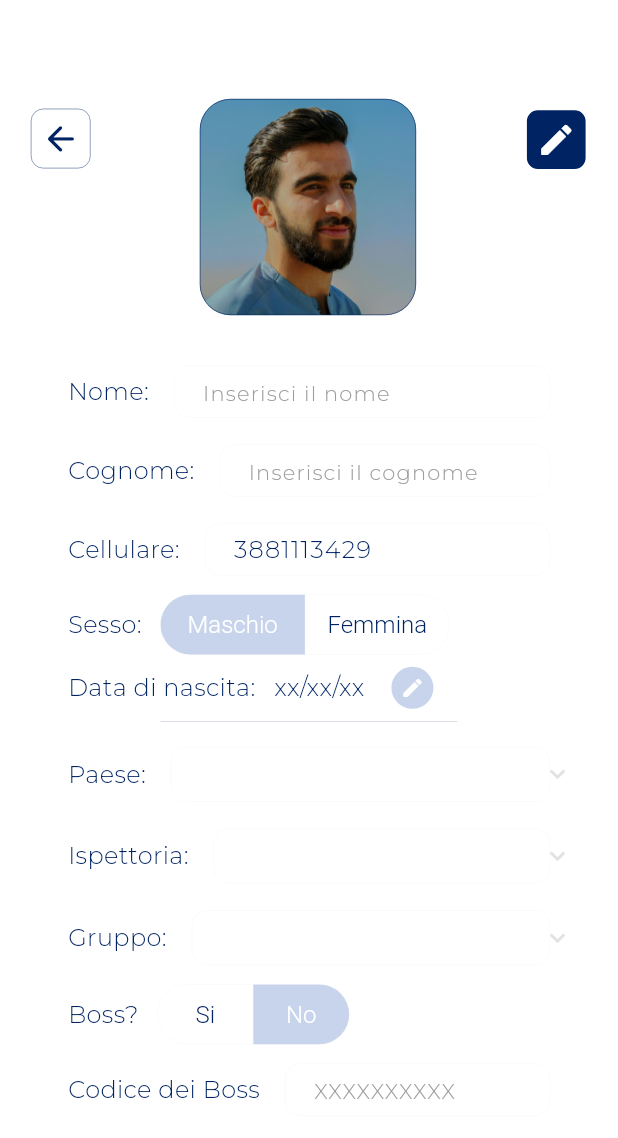
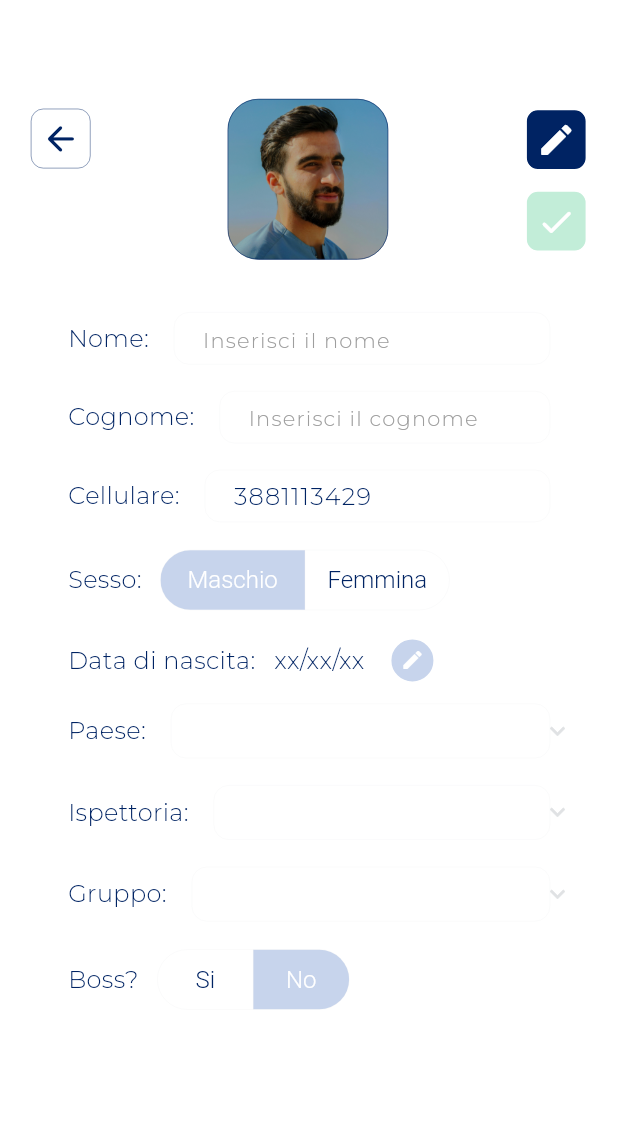
Before and after one commit to Geremia98/MGSApp, a Flutter app: the PersonalScreen screen opened directly, on a phone screen of 412 x 824 dp. Shown: the top 1138 px of the screen. Run offline on Flutter 3.47's test engine with Material 3 defaults, Android fonts, the phone set to English and light mode, and no system bars; our stand-ins replace cloud_firestore, dotted_border, firebase_auth, firebase_core, firebase_storage, image_cropper and 3 more; missing offline and left inert: dart:ffi; accounts and stored records are empty; project files that could hold a hidden picture were left out.

Commit message:
PersScreen almost finita

```diff
--- a/lib/main.dart
+++ b/lib/main.dart
@@ -2,7 +2,7 @@ import 'package:firebase_core/firebase_core.dart';
 import 'package:flutter/services.dart';
 import 'package:flutter_localizations/flutter_localizations.dart';
 import 'package:flutter/material.dart';
-import 'package:mgs_app2/utilities/theme_colors.dart';
+import 'package:mgs_app2/utilities/my_theme_data.dart';
 import 'package:mgs_app2/wrapper.dart';
 import 'package:provider/provider.dart';
 
--- a/lib/screens/main_screens/all_events_screen.dart
+++ b/lib/screens/main_screens/all_events_screen.dart
@@ -1,6 +1,6 @@
 import 'package:flutter/material.dart';
 import 'package:mgs_app2/utilities/app_config.dart';
-import 'package:mgs_app2/utilities/theme_colors.dart';
+import 'package:mgs_app2/utilities/my_theme_data.dart';
 
 class AllEventsScreen extends StatefulWidget {
   final String titolo;
--- a/lib/screens/main_screens/personal_screen.dart
+++ b/lib/screens/main_screens/personal_screen.dart
@@ -9,10 +9,13 @@ import 'package:mgs_app2/screens/login_screens/registration_controller.dart';
 import 'package:mgs_app2/utilities/app_config.dart';
 import 'package:mgs_app2/utilities/constants_dimensions.dart';
 import 'package:mgs_app2/utilities/constants_strings.dart';
+import 'package:mgs_app2/utilities/my_colors.dart';
 import 'package:mgs_app2/widgets/buttons.dart';
 import 'package:mgs_app2/widgets/home_page_widgets/my_profile_pic.dart';
+import 'package:mgs_app2/widgets/personal_page_widgets/my_squared_icon_button.dart';
 import 'package:mgs_app2/widgets/personal_page_widgets/selector_for_personal_screen.dart';
 import 'package:mgs_app2/widgets/personal_page_widgets/text_form_field_for_personal_screen.dart';
+
 import 'package:mgs_app2/widgets/registration_screens_widgets/my_date_picker.dart';
 import 'package:mgs_app2/widgets/registration_screens_widgets/my_segmented_button.dart';
 
@@ -39,12 +42,23 @@ class PersonalScreenState extends State<PersonalScreen> {
     controller.setCountry(UserModel.country);
     controller.setIspettoria(UserModel.ispettoria);
     controller.setGroup(UserModel.group);
+    controller.setBossCode(UserModel.bossCode);
 
-    _selectedBoss = {controller.bossCode.isNotEmpty};
-    _selectedUserGender = {controller.gender};
+    _selectedBoss = {UserModel.bossCode.isNotEmpty};
+    _selectedUserGender = {UserModel.gender};
     _isModifyOptionEnable = false;
-    print(controller.birthDate);
     super.initState();
+  }
+
+  void updateUserInfo() {
+    UserModel.name = controller.name;
+    UserModel.surname = controller.surname;
+    UserModel.gender = _selectedUserGender.first;
+    UserModel.birth = controller.birthDate;
+    UserModel.country = controller.country;
+    UserModel.ispettoria = controller.ispettoria;
+    UserModel.group = controller.group;
+    UserModel.bossCode = controller.bossCode;
   }
 
   @override
@@ -80,42 +94,42 @@ class PersonalScreenState extends State<PersonalScreen> {
                       borderRadius: personalePageProfilePicBorderRadius,
                       borderThickness: personaPageProfilePicBorderThickness,
                       dimension: personalPageProfilePicDimension),
-                  Container(
-                    margin: EdgeInsets.symmetric(
-                        vertical: appConfig.getHeight() * 0.8),
-                    child: GestureDetector(
+                  Column(
+                    children: [
+                      MySquaredIconButton(
+                        activeColor: appConfig.getTheme().primaryColor,
+                        disabledColor: appConfig.getTheme().splashColor,
+                        icon: Icons.edit_rounded,
+                        isEnable: !_isModifyOptionEnable,
                         onTap: () {
                           setState(() {
-                          _isModifyOptionEnable = true;
+                            _isModifyOptionEnable = !_isModifyOptionEnable;
                           });
                         },
-                      child: Container(
-                        padding: EdgeInsets.all(appConfig.getWidth() * 1.5),
-                        decoration: BoxDecoration(
-                            color: appConfig.getTheme().primaryColor,
-                            borderRadius: BorderRadius.circular(
-                                appConfig.getWidth() * 2), // Bordi arrotondati
-                            border: Border.all(
-                                color: appConfig
-                                    .getTheme()
-                                    .scaffoldBackgroundColor)),
-                        child: Icon(
-                          size: appConfig.getWidth() * 6.5,
-                          Icons.edit_rounded,
-                          color: appConfig
-                              .getTheme()
-                              .scaffoldBackgroundColor, // Dimensione dell'icona
                       ),
-                      ),
-                    ),
+                      MySquaredIconButton(
+                          activeColor: Theme.of(context)
+                              .extension<CustomColors>()!
+                              .enabledCheckSquaredButton,
+                          disabledColor: Theme.of(context)
+                              .extension<CustomColors>()!
+                              .disabledCheckSquaredButton,
+                          icon: Icons.check_rounded,
+                          isEnable: _isModifyOptionEnable,
+                          onTap: () {
+                            setState(() {
+                              updateUserInfo();
+                              _isModifyOptionEnable = !_isModifyOptionEnable;
+                            });
+                          })
+                    ],
                   )
                 ],
               ),
             ),
             Padding(
               padding: EdgeInsets.symmetric(
-                horizontal:
-                    appConfig.getWidth() * paddingForPersonalPageLables,
+                horizontal: appConfig.getWidth() * paddingForPersonalPageLables,
               ),
               child: Column(
                 mainAxisAlignment: MainAxisAlignment.spaceEvenly,
@@ -126,8 +140,11 @@ class PersonalScreenState extends State<PersonalScreen> {
                     hintText: 'Inserisci il nome',
                     labelText: 'Nome: ',
                     maxLength: 30,
-              initialValue: UserModel.name,
+                    initialValue: controller.name,
                     enabled: _isModifyOptionEnable,
+                    onChanged: (value) {
+                      controller.setName(value);
+                    },
                   ),
                   buildMyTextFormField(
                     appConfig,
@@ -135,8 +152,11 @@ class PersonalScreenState extends State<PersonalScreen> {
                     hintText: 'Inserisci il cognome',
                     labelText: 'Cognome: ',
                     maxLength: 30,
-              initialValue: UserModel.surname,
+                    initialValue: controller.surname,
                     enabled: _isModifyOptionEnable,
+                    onChanged: (value) {
+                      controller.setSurname(value);
+                    },
                   ),
                   buildMyTextFormField(
                     appConfig,
@@ -155,14 +175,14 @@ class PersonalScreenState extends State<PersonalScreen> {
                         setState(() {
                           _selectedUserGender = value;
                         });
-                  print(_selectedUserGender.toString());
                       },
                       title: 'Sesso: ',
                       leftValue: UserGender.male,
                       rightValue: UserGender.female,
-                isEnable: _isModifyOptionEnable
+                      isEnable: _isModifyOptionEnable),
+                  SizedBox(
+                    height: appConfig.getHeight() * 0.5,
                   ),
-            SizedBox(height: appConfig.getHeight()*0.5,),
                   MyDatePicker(
                     title: 'Data di nascita: ',
                     birthday: controller.birthDate,
@@ -179,36 +199,27 @@ class PersonalScreenState extends State<PersonalScreen> {
                       }
                     },
                   ),
-            Divider(
-              indent: appConfig.getWidth() * 15,
-              endIndent: appConfig.getWidth() * 15,
-              height: appConfig.getHeight() * 2,
-              color: appConfig.getTheme().primaryColor,
-              thickness: personaPageProfilePicBorderThickness,
-            ),
                   SelectorForPersonalScreen(
                       isEnable: _isModifyOptionEnable,
                       constantDropDownCountryList,
                       controller.country,
                       onValueChange: (String value) =>
                           controller.setCountry(value),
-                title: 'Paese: '
-            ),
+                      title: 'Paese: '),
                   SelectorForPersonalScreen(
                       isEnable: _isModifyOptionEnable,
                       constantDropDownIspettoriaList,
                       controller.ispettoria,
                       onValueChange: (String value) =>
                           {controller.setIspettoria(value)},
-                title: 'Ispettoria: '
-            ),
+                      title: 'Ispettoria: '),
                   SelectorForPersonalScreen(
                       isEnable: _isModifyOptionEnable,
                       constantDropDownGroupList,
                       controller.group,
-                onValueChange: (String value) => controller.setGroup(value),
-                title: 'Gruppo: '
-            ),
+                      onValueChange: (String value) =>
+                          controller.setGroup(value),
+                      title: 'Gruppo: '),
                   MySegmentedButton(
                       isEnable: _isModifyOptionEnable,
                       leftString: 'Si',
@@ -220,20 +231,23 @@ class PersonalScreenState extends State<PersonalScreen> {
                         setState(() {
                           _selectedBoss = value;
                         });
-                  print(_selectedBoss.toString());
                       },
-                title: 'Boss? '
-            ),
-            buildMyTextFormField(
+                      title: 'Boss? '),
+                  controller.bossCode.isNotEmpty || _selectedBoss.first == true
+                      ? buildMyTextFormField(
+                          obscureText: true,
                           appConfig,
+                          onChanged: (value) {
+                            controller.setBossCode(value);
+                          },
                           textCapitalization: TextCapitalization.sentences,
-              hintText: 'XXXXXXXXXX',
-              labelText: 'Codice dei Boss ',
+                          hintText: '',
+                          labelText: 'Codice del Boss: ',
                           maxLength: 30,
-              initialValue: '',
+                          initialValue: controller.bossCode,
                           enabled: _isModifyOptionEnable,
-            ),
-
+                        )
+                      : const SizedBox()
                 ],
               ),
             ),
--- a/lib/utilities/constants_dimensions.dart
+++ b/lib/utilities/constants_dimensions.dart
@@ -20,7 +20,7 @@ const double homeScreenProfilePicBorderRadius = 2.5;
 
 //PersonalPage
 const double personaPageProfilePicBorderThickness = 0.1;
-const double personalPageProfilePicDimension = 35;
+const double personalPageProfilePicDimension = 26;
 const double personalePageProfilePicBorderRadius = 5;
 const double buttonsAndTextFieldsThickness = 0.1;
 const double borderThicknessWhenOnFocus = 0.4;
--- /dev/null
+++ b/lib/utilities/my_colors.dart
@@ -0,0 +1,39 @@
+import 'package:flutter/material.dart';
+
+@immutable
+class CustomColors extends ThemeExtension<CustomColors> {
+  final Color enabledCheckSquaredButton;
+  final Color disabledCheckSquaredButton;
+
+  const CustomColors({
+    required this.enabledCheckSquaredButton,
+    required this.disabledCheckSquaredButton,
+  });
+
+  @override
+  CustomColors copyWith({Color? coloreMio1, Color? coloreMio2}) {
+    return CustomColors(
+      enabledCheckSquaredButton: coloreMio1 ?? this.enabledCheckSquaredButton,
+      disabledCheckSquaredButton: coloreMio2 ?? this.disabledCheckSquaredButton,
+    );
+  }
+
+  @override
+  CustomColors lerp(ThemeExtension<CustomColors>? other, double t) {
+    if (other is! CustomColors) return this;
+    return CustomColors(
+      enabledCheckSquaredButton: Color.lerp(enabledCheckSquaredButton, other.enabledCheckSquaredButton, t)!,
+      disabledCheckSquaredButton: Color.lerp(disabledCheckSquaredButton, other.disabledCheckSquaredButton, t)!,
+    );
+  }
+
+  static const light = CustomColors(
+    enabledCheckSquaredButton: Color.fromARGB(255, 45, 230, 141),
+    disabledCheckSquaredButton: Color.fromARGB(255, 194, 237, 216),
+  );
+
+  static const dark = CustomColors(
+    enabledCheckSquaredButton: Color.fromARGB(255, 133, 251, 194),
+    disabledCheckSquaredButton: Color.fromARGB(255, 134, 165, 150),
+  );
+}
--- a/lib/utilities/theme_colors.dart
+++ b/lib/utilities/my_theme_data.dart
@@ -1,7 +1,16 @@
 import 'package:flutter/material.dart';
 import 'package:mgs_app2/utilities/app_config.dart';
+import 'package:mgs_app2/utilities/my_colors.dart';
+
+
+ThemeData getDarkTheme() => _darkTheme;
+ThemeData getLightTheme() => _lightTheme;
 
 final ThemeData _lightTheme = ThemeData(
+
+  extensions: const <ThemeExtension<dynamic>>[
+      CustomColors.light,
+    ],
 
   fontFamily: 'Montserrat',
   iconTheme: const IconThemeData(
@@ -59,6 +68,10 @@ final ThemeData _lightTheme = ThemeData(
 
 final ThemeData _darkTheme = ThemeData(
 
+  extensions: const <ThemeExtension<dynamic>>[
+      CustomColors.dark,
+    ],
+
   fontFamily: 'Montserrat',
   iconTheme: const IconThemeData(
     color: Color.fromARGB(255, 239, 245, 255),
@@ -104,64 +117,6 @@ final ThemeData _darkTheme = ThemeData(
 
 
 
-
-
-
-
-
-
-
-
-
-
-
-
-
-
-
-
-
-
-
-
-
-
-
-
-
-
-
-
-
-
-
-
-
-
-
-
-
-
-
-
-
-
-
-
-
-
-
-
-
-
-
-
-ThemeData getDarkTheme() => _darkTheme;
-ThemeData getLightTheme() => _lightTheme;
-
-
-
-
 Border getCustomBorder({
     double width = 1.0,
     AppConfig? appConfig,
--- a/lib/utilities/utils.dart
+++ b/lib/utilities/utils.dart
@@ -40,6 +40,12 @@ String formatTimeFromDateTime(DateTime dateTime) {
           ? '${dateTime.hour} : 0${dateTime.minute}'
           : '${dateTime.hour} : ${dateTime.minute}';
 }
+
+String obscureExceptLast(String text, {int visible = 2, String mask = '*'}) {
+  if (text.length <= visible) return text;
+  return mask * (text.length - visible) + text.substring(text.length - visible);
+}
+
 
 Widget buildAddNewImageButton(
     BuildContext context, double width, double raggio, double height) {
--- a/lib/widgets/back_button_app_bar.dart
+++ b/lib/widgets/back_button_app_bar.dart
@@ -1,7 +1,7 @@
 import 'package:flutter/material.dart';
 import 'package:mgs_app2/utilities/app_config.dart';
 import 'package:mgs_app2/utilities/constants_dimensions.dart';
-import 'package:mgs_app2/utilities/theme_colors.dart';
+import 'package:mgs_app2/utilities/my_theme_data.dart';
 
 class BackButtonAppBar extends StatelessWidget {
   const BackButtonAppBar({
--- a/lib/widgets/buttons.dart
+++ b/lib/widgets/buttons.dart
@@ -1,7 +1,7 @@
 import 'package:flutter/cupertino.dart';
 import 'package:flutter/material.dart';
 import 'package:mgs_app2/utilities/app_config.dart';
-import 'package:mgs_app2/utilities/theme_colors.dart';
+import 'package:mgs_app2/utilities/my_theme_data.dart';
 
 class GoBackButton extends StatelessWidget {
   const GoBackButton({
--- a/lib/widgets/home_page_widgets/eventi_mese_reminder.dart
+++ b/lib/widgets/home_page_widgets/eventi_mese_reminder.dart
@@ -1,7 +1,7 @@
 import 'package:flutter/material.dart';
 import 'package:mgs_app2/utilities/app_config.dart';
 import 'package:mgs_app2/utilities/constants_dimensions.dart';
-import 'package:mgs_app2/utilities/theme_colors.dart';
+import 'package:mgs_app2/utilities/my_theme_data.dart';
 
 class EventiDelMeseReminder extends StatelessWidget {
   const EventiDelMeseReminder({
--- a/lib/widgets/home_page_widgets/home_screen_drawer.dart
+++ b/lib/widgets/home_page_widgets/home_screen_drawer.dart
@@ -6,7 +6,7 @@ import 'package:mgs_app2/screens/main_screens/faq_screen.dart';
 import 'package:mgs_app2/screens/main_screens/personal_screen.dart';
 import 'package:mgs_app2/services/firebase/auth.dart';
 import 'package:mgs_app2/utilities/app_config.dart';
-import 'package:mgs_app2/utilities/theme_colors.dart';
+import 'package:mgs_app2/utilities/my_theme_data.dart';
 import 'package:mgs_app2/wrapper.dart';
 
 class HomePageDrawer extends StatelessWidget {
--- a/lib/widgets/home_page_widgets/my_consigliati_card.dart
+++ b/lib/widgets/home_page_widgets/my_consigliati_card.dart
@@ -3,7 +3,7 @@ import 'package:mgs_app2/models/event_model.dart';
 import 'package:mgs_app2/screens/main_screens/event_screen.dart';
 import 'package:mgs_app2/utilities/app_config.dart';
 import 'package:mgs_app2/utilities/constants_dimensions.dart';
-import 'package:mgs_app2/utilities/theme_colors.dart';
+import 'package:mgs_app2/utilities/my_theme_data.dart';
 import 'package:mgs_app2/utilities/utils.dart';
 
 class MyConsigliatiCard extends StatelessWidget {
--- a/lib/widgets/home_page_widgets/my_events_card.dart
+++ b/lib/widgets/home_page_widgets/my_events_card.dart
@@ -3,7 +3,7 @@ import 'package:mgs_app2/models/event_model.dart';
 import 'package:mgs_app2/screens/main_screens/event_screen.dart';
 import 'package:mgs_app2/utilities/app_config.dart';
 import 'package:mgs_app2/utilities/constants_dimensions.dart';
-import 'package:mgs_app2/utilities/theme_colors.dart';
+import 'package:mgs_app2/utilities/my_theme_data.dart';
 import 'package:mgs_app2/utilities/utils.dart';
 
 
--- a/lib/widgets/home_page_widgets/my_personal_home_raw.dart
+++ b/lib/widgets/home_page_widgets/my_personal_home_raw.dart
@@ -2,7 +2,7 @@ import 'package:flutter/material.dart';
 import 'package:mgs_app2/screens/main_screens/all_events_screen.dart';
 import 'package:mgs_app2/utilities/app_config.dart';
 import 'package:mgs_app2/utilities/constants_dimensions.dart';
-import 'package:mgs_app2/utilities/theme_colors.dart';
+import 'package:mgs_app2/utilities/my_theme_data.dart';
 
 class MyPersonalHomeRow extends StatelessWidget {
   const MyPersonalHomeRow({
--- a/lib/widgets/home_page_widgets/sort_of_app_bar.dart
+++ b/lib/widgets/home_page_widgets/sort_of_app_bar.dart
@@ -2,7 +2,7 @@ import 'package:flutter/material.dart';
 import 'package:mgs_app2/screens/main_screens/personal_screen.dart';
 import 'package:mgs_app2/utilities/app_config.dart';
 import 'package:mgs_app2/utilities/constants_dimensions.dart';
-import 'package:mgs_app2/utilities/theme_colors.dart';
+import 'package:mgs_app2/utilities/my_theme_data.dart';
 import 'package:mgs_app2/widgets/home_page_widgets/my_profile_pic.dart';
 
 class SortOfAppBar extends StatelessWidget {
--- /dev/null
+++ b/lib/widgets/personal_page_widgets/my_squared_icon_button.dart
@@ -0,0 +1,45 @@
+import 'package:flutter/material.dart';
+import 'package:mgs_app2/utilities/app_config.dart';
+
+class MySquaredIconButton extends StatelessWidget {
+  final bool isEnable;
+  final IconData icon;
+  final Color activeColor;
+  final Color disabledColor;
+  final void Function() onTap;
+
+  const MySquaredIconButton(
+      {required this.activeColor,
+      required this.disabledColor,
+      required this.icon,
+      required this.isEnable,
+      required this.onTap,
+      super.key});
+
+  @override
+  Widget build(BuildContext context) {
+    AppConfig _appConfig = AppConfig(context);
+    return Container(
+      margin: EdgeInsets.symmetric(vertical: _appConfig.getHeight() * 0.8),
+      child: GestureDetector(
+        onTap: isEnable ? onTap : null,
+        child: Container(
+          padding: EdgeInsets.all(_appConfig.getWidth() * 1.5),
+          decoration: BoxDecoration(
+              color: isEnable ? activeColor : disabledColor,
+              borderRadius: BorderRadius.circular(
+                  _appConfig.getWidth() * 2), // Bordi arrotondati
+              border: Border.all(
+                  color: _appConfig.getTheme().scaffoldBackgroundColor)),
+          child: Icon(
+            size: _appConfig.getWidth() * 6.5,
+            icon,
+            color: _appConfig
+                .getTheme()
+                .scaffoldBackgroundColor, // Dimensione dell'icona
+          ),
+        ),
+      ),
+    );
+  }
+}
--- a/lib/widgets/registration_screens_widgets/my_date_picker.dart
+++ b/lib/widgets/registration_screens_widgets/my_date_picker.dart
@@ -3,7 +3,7 @@ import 'package:mgs_app2/utilities/app_config.dart';
 import 'package:mgs_app2/utilities/constants_dimensions.dart';
 import 'package:mgs_app2/utilities/utils.dart';
 
-class MyDatePicker extends StatefulWidget {
+class MyDatePicker extends StatelessWidget {
   final DateTime? birthday;
   final String title;
   final bool isEnable;
@@ -17,61 +17,52 @@ class MyDatePicker extends StatefulWidget {
       super.key});
 
   @override
-  State<MyDatePicker> createState() => _MyDatePickerState();
-}
-
-class _MyDatePickerState extends State<MyDatePicker> {
-  late AppConfig _appConfig;
-
-  @override
-  void initState() {
-    super.initState();
-  }
-
-  @override
   Widget build(BuildContext context) {
-    _appConfig = AppConfig(context);
-    return Row(
+    AppConfig appConfig = AppConfig(context);
+    return Padding(
+      padding: EdgeInsets.symmetric(vertical: appConfig.getHeight()*0.7),
+      child: Row(
         children: [
           Text(
-          widget.title,
+            title,
             style: TextStyle(
               fontSize: fontSizeLables,
-            color: _appConfig.getTheme().primaryColor,
+              color: appConfig.getTheme().primaryColor,
               fontWeight: fontWeightLabels,
             ),
           ),
           SizedBox(width: 8),
           Text(
-          formatDateFromDateTime(widget.birthday),
+            formatDateFromDateTime(birthday),
             style: TextStyle(
               fontSize: fontSizeTextAndFormField,
-            color: _appConfig.getTheme().primaryColor,
+              color: appConfig.getTheme().primaryColor,
             ),
           ),
           SizedBox(width: 18),
           GestureDetector(
-          onTap: widget.onPressed,
+            onTap: onPressed,
             child: Container(
               padding: EdgeInsets.all(5),
               decoration: BoxDecoration(
-                color: widget.isEnable ? _appConfig.getTheme().primaryColor : _appConfig.getTheme().splashColor,
+                  color: isEnable ? appConfig.getTheme().primaryColor : appConfig.getTheme().splashColor,
                   borderRadius: BorderRadius.circular(
-                    _appConfig.getWidth() * 5), // Bordi arrotondati
+                      appConfig.getWidth() * 5), // Bordi arrotondati
                   border: Border.all(
                     width: 1,
-                  color: widget.isEnable ? _appConfig.getTheme().primaryColor : _appConfig.getTheme().splashColor,
+                    color: isEnable ? appConfig.getTheme().primaryColor : appConfig.getTheme().splashColor,
                   )),
               child: Icon(
                 Icons.mode_edit_rounded,
                 // Icona simile a quella mostrata
                 size: fontSizeTextAndFormField,
                 color:
-                  _appConfig.getTheme().scaffoldBackgroundColor,
+                    appConfig.getTheme().scaffoldBackgroundColor,
               ),
             ),
           ),
         ],
+      ),
     );
   }
 }
--- a/lib/widgets/registration_screens_widgets/my_segmented_button.dart
+++ b/lib/widgets/registration_screens_widgets/my_segmented_button.dart
@@ -52,7 +52,9 @@ class _MySegmentedButtonState<T> extends State<MySegmentedButton<T>> {
   @override
   Widget build(BuildContext context) {
     _appConfig = AppConfig(context);
-    return Row(
+    return Padding(
+      padding: EdgeInsets.symmetric(vertical: _appConfig.getHeight()*0.7),
+      child: Row(
         children: [
           Text(
             _title,
@@ -104,6 +106,7 @@ class _MySegmentedButtonState<T> extends State<MySegmentedButton<T>> {
             ),
           )
         ],
+      ),
     );
   }
 }
--- a/lib/widgets/snackbar.dart
+++ b/lib/widgets/snackbar.dart
@@ -1,7 +1,7 @@
 import 'package:flutter/material.dart';
 
 import '../utilities/app_config.dart';
-import '../utilities/theme_colors.dart';
+import '../utilities/my_theme_data.dart';
 import 'font.dart';
 
 class SnackBarStyle {
```
Lines whose indentation alone changed are shown as unchanged.
